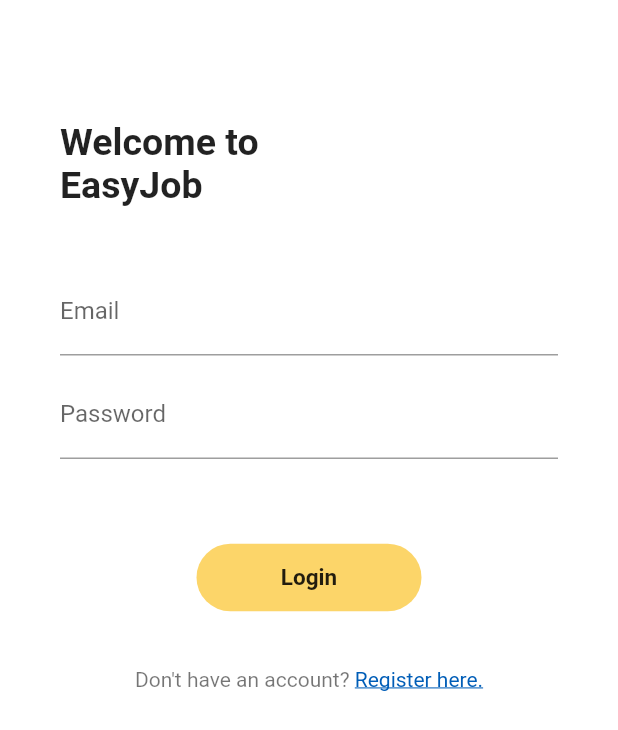
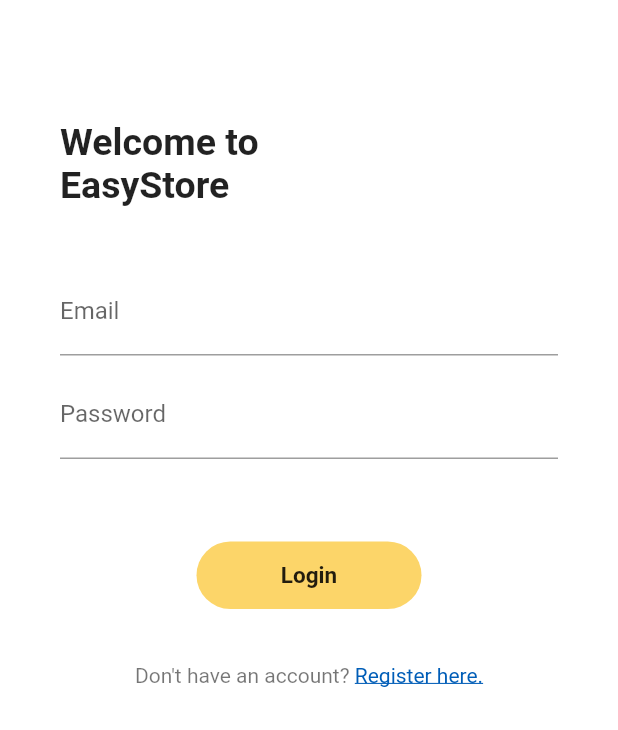
Before and after one commit to MingSern/Gig, a Flutter app: the screen it shows after launch, on a phone screen of 412 x 824 dp. Shown: the top 730 px of the screen. Run offline on Flutter 3.47's test engine with Material 2 defaults, Android fonts, the phone set to English and light mode, and no system bars; our stand-ins replace cloud_firestore, firebase_auth; accounts and stored records are empty; Roboto replaces fonts that are missing (LexendDeca).

```diff
--- a/lib/components/primary_button.dart
+++ b/lib/components/primary_button.dart
@@ -1,4 +1,4 @@
-import 'package:Gig/models/base.dart';
+import 'package:Gig/enum/enum.dart';
 import 'package:Gig/models/user.dart';
 import 'package:Gig/utils/palette.dart';
 import 'package:flutter/material.dart';
@@ -20,7 +20,10 @@ class PrimaryButton extends StatelessWidget {
   Widget build(BuildContext context) {
     User user = Provider.of<User>(context);
 
-    return Container(
+    return AnimatedContainer(
+      duration: Duration(milliseconds: 250),
+      width: user.viewState == ViewState.busy ? 45 : this.width,
+      height: 45,
       margin: const EdgeInsets.all(5),
       child: RawMaterialButton(
         elevation: 0,
@@ -31,13 +34,12 @@ class PrimaryButton extends StatelessWidget {
         shape: RoundedRectangleBorder(
           borderRadius: BorderRadius.circular(100),
         ),
-        constraints: BoxConstraints.tight(Size(this.width, 45)),
         child: user.viewState == ViewState.busy
             ? SizedBox(
-                height: 25,
-                width: 25,
+                height: 20,
+                width: 20,
                 child: CircularProgressIndicator(
-                  valueColor: new AlwaysStoppedAnimation<Color>(Colors.black87),
+                  valueColor: AlwaysStoppedAnimation<Color>(Colors.black87),
                   backgroundColor: Palette.mustard,
                 ),
               )
--- /dev/null
+++ b/lib/components/title_text.dart
@@ -0,0 +1,33 @@
+import 'package:flutter/material.dart';
+
+class TitleText extends StatelessWidget {
+  TitleText({
+    @required this.title,
+    @required this.subtitle,
+  });
+
+  final String title;
+  final String subtitle;
+
+  @override
+  Widget build(BuildContext context) {
+    List<String> texts = [this.title, this.subtitle];
+
+    return Container(
+      margin: const EdgeInsets.symmetric(horizontal: 40),
+      alignment: Alignment(-1, 0),
+      child: Column(
+        crossAxisAlignment: CrossAxisAlignment.start,
+        children: texts.map((text) {
+          return Text(
+            text,
+            style: TextStyle(
+              fontSize: 25,
+              fontWeight: FontWeight.bold,
+            ),
+          );
+        }).toList(),
+      ),
+    );
+  }
+}
--- /dev/null
+++ b/lib/enum/enum.dart
@@ -0,0 +1,14 @@
+enum AuthStatus {
+  notSignedIn,
+  signedIn,
+}
+
+enum ViewState {
+  idle,
+  busy,
+}
+
+enum UserType {
+  jobseeker,
+  employer,
+}
--- /dev/null
+++ b/lib/models/account.dart
@@ -0,0 +1,24 @@
+import 'package:Gig/enum/enum.dart';
+
+class Account {
+  UserType userType;
+  String email;
+  String password;
+  String fullname;
+  String businessName;
+  String phoneNumber;
+  String verificationId;
+
+  Account(userType, email, password, fullname, businessName, phoneNumber) {
+    this.userType = userType;
+    this.email = email;
+    this.password = password;
+    this.fullname = fullname;
+    this.businessName = businessName;
+    this.phoneNumber = phoneNumber;
+  }
+
+  void setVerificationId(verificationId) {
+    this.verificationId = verificationId;
+  }
+}
--- a/lib/models/base.dart
+++ b/lib/models/base.dart
@@ -1,10 +1,6 @@
 import 'package:Gig/components/primary_button.dart';
+import 'package:Gig/enum/enum.dart';
 import 'package:flutter/material.dart';
-
-enum ViewState {
-  idle,
-  busy,
-}
 
 class Base extends ChangeNotifier {
   ViewState viewState = ViewState.idle;
--- a/lib/root.dart
+++ b/lib/root.dart
@@ -1,3 +1,4 @@
+import 'package:Gig/enum/enum.dart';
 import 'package:Gig/models/user.dart';
 import 'package:Gig/screens/index.dart';
 import 'package:flutter/material.dart';
--- a/lib/screens/login_screen.dart
+++ b/lib/screens/login_screen.dart
@@ -1,4 +1,5 @@
 import 'package:Gig/components/primary_button.dart';
+import 'package:Gig/components/title_text.dart';
 import 'package:Gig/models/user.dart';
 import 'package:Gig/utils/palette.dart';
 import 'package:flutter/material.dart';
@@ -50,30 +51,14 @@ class _LoginScreenState extends State<LoginScreen> {
               crossAxisAlignment: CrossAxisAlignment.center,
               children: <Widget>[
                 SizedBox(
+                  height: 80,
+                ),
+                TitleText(
+                  title: "Welcome to",
+                  subtitle: "EasyStore",
+                ),
+                SizedBox(
                   height: 40,
-                ),
-                Container(
-                  margin: const EdgeInsets.all(40),
-                  alignment: Alignment(-1, 0),
-                  child: Column(
-                    crossAxisAlignment: CrossAxisAlignment.start,
-                    children: <Widget>[
-                      Text(
-                        "Welcome to",
-                        style: TextStyle(
-                          fontSize: 25,
-                          fontWeight: FontWeight.bold,
-                        ),
-                      ),
-                      Text(
-                        "EasyJob",
-                        style: TextStyle(
-                          fontSize: 25,
-                          fontWeight: FontWeight.bold,
-                        ),
-                      ),
-                    ],
-                  ),
                 ),
                 Padding(
                   padding: const EdgeInsets.symmetric(horizontal: 40),
```
Also changed, not shown: lib/components/round_button.dart (+15 -12 lines), lib/models/user.dart (+60 -29 lines), lib/screens/register_as_screen.dart (+2 -6 lines), lib/screens/register_screen.dart (+16 -27 lines), lib/screens/verification_screen.dart (+17 -3 lines), 1 other file.
